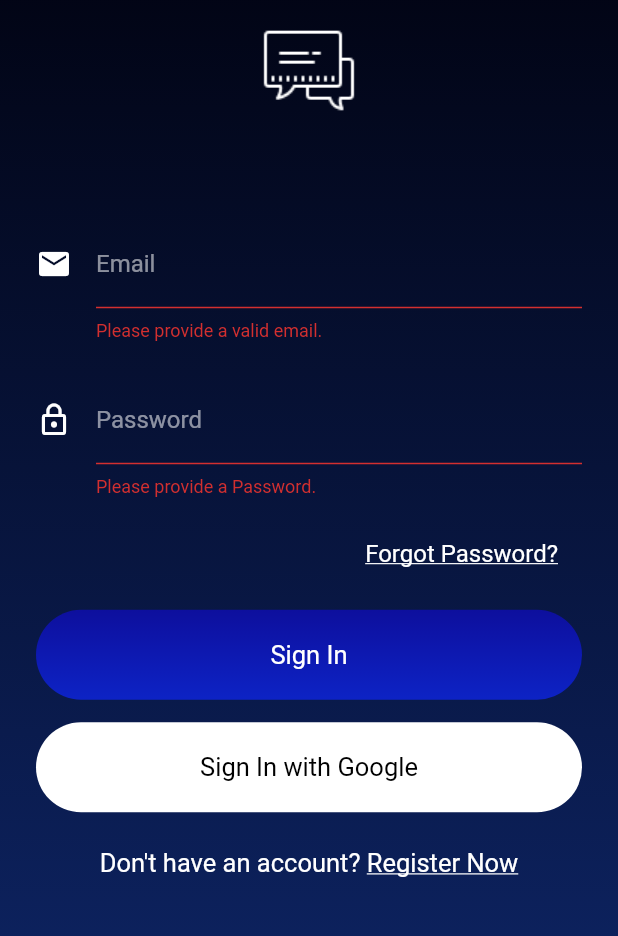
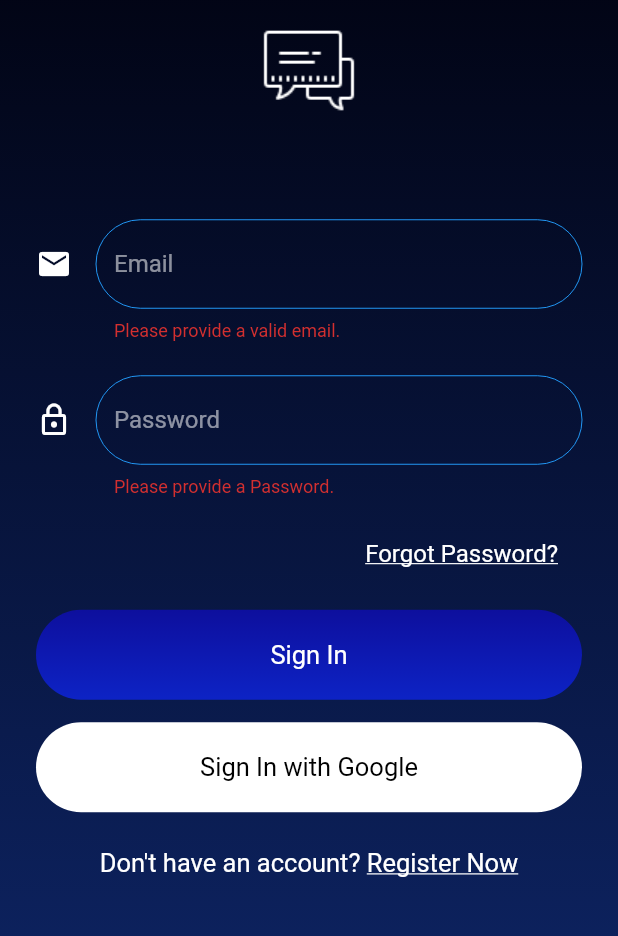
Before and after one commit to mayanktolani19/TalkSpot, a Flutter app: the screen it shows after launch, after a tap on "Sign In", on a phone screen of 412 x 824 dp, the part 240-1176 px from its top. Run offline on Flutter 3.47's test engine with Material 2 defaults, Android fonts, the phone set to English and light mode, and no system bars; our stand-ins replace cloud_firestore, firebase_auth, firebase_core, flutter_keyboard_visibility, fluttertoast, google_sign_in and 1 more; accounts and stored records are empty.

```diff
--- a/lib/helper/constants.dart
+++ /dev/null
@@ -1,3 +0,0 @@
-// class Constants {
-//   static String myName;
-// }
--- a/lib/screens/chat_rooms_screen.dart
+++ b/lib/screens/chat_rooms_screen.dart
@@ -22,6 +22,7 @@ class _ChatRoomState extends State<ChatRoom> {
 
   @override
   void initState() {
+    print("Chat room");
     databaseMethods
         .getChatRooms(Provider.of<UserProvider>(context, listen: false).name)
         .then((val) {
--- a/lib/screens/conversation_screen.dart
+++ b/lib/screens/conversation_screen.dart
@@ -1,6 +1,5 @@
 import 'package:flutter/material.dart';
 import 'package:provider/provider.dart';
-import 'package:talk_spot/helper/constants.dart';
 import 'package:talk_spot/services/database.dart';
 import 'dart:async';
 
--- a/lib/screens/search.dart
+++ b/lib/screens/search.dart
@@ -1,8 +1,6 @@
 import 'package:cloud_firestore/cloud_firestore.dart';
 import 'package:flutter/material.dart';
 import 'package:provider/provider.dart';
-import 'package:talk_spot/helper/constants.dart';
-import 'package:talk_spot/helper/helperfunctions.dart';
 import 'package:talk_spot/services/database.dart';
 import 'package:talk_spot/screens/conversation_screen.dart';
 import 'package:talk_spot/services/user_provider.dart';
--- a/lib/screens/signin.dart
+++ b/lib/screens/signin.dart
@@ -1,13 +1,13 @@
 import 'package:cloud_firestore/cloud_firestore.dart';
 import 'package:flutter/material.dart';
 import 'package:provider/provider.dart';
-import 'package:talk_spot/helper/helperfunctions.dart';
 import 'package:talk_spot/screens/forgot_password.dart';
 import 'package:talk_spot/screens/signup.dart';
 import 'package:talk_spot/services/auth.dart';
 import 'package:talk_spot/services/database.dart';
 import 'package:talk_spot/screens/chat_rooms_screen.dart';
 import 'package:talk_spot/services/user_provider.dart';
+import 'package:talk_spot/widgets/toast.dart';
 import 'package:talk_spot/widgets/widget.dart';
 import 'dart:ui';
 
@@ -26,27 +26,29 @@ class _SignInState extends State<SignIn> {
       new TextEditingController();
   bool isLoading = false;
   QuerySnapshot snapshotUserInfo;
-  signIn() {
+  signIn() async {
     if (formKey.currentState.validate()) {
-      Provider.of<UserProvider>(context, listen: false)
-          .updateEmail(emailTextEditingController.text);
       setState(() {
         isLoading = true;
       });
-      databaseMethods
-          .getUserByUserEmail(emailTextEditingController.text)
-          .then((val) {
-        snapshotUserInfo = val;
-        Provider.of<UserProvider>(context, listen: false)
-            .updateName(snapshotUserInfo.docs[0]["name"]);
-      });
-      authMethods
+      await authMethods
           .signInWithEmailAndPassword(emailTextEditingController.text,
               passwordTextEditingController.text)
-          .then((val) {
+          .then((val) async {
         if (val != null) {
+          await databaseMethods.getCurrentUser().then((val) {
+            Provider.of<UserProvider>(context, listen: false)
+                .updateName(val["name"]);
+            Provider.of<UserProvider>(context, listen: false)
+                .updateEmail(val["email"]);
+          });
           Navigator.pushReplacement(
               context, MaterialPageRoute(builder: (context) => ChatRoom()));
+        } else {
+          setState(() {
+            showToast('Invalid email or password', Colors.red);
+            isLoading = false;
+          });
         }
       });
     }
--- a/lib/screens/splash_screen.dart
+++ b/lib/screens/splash_screen.dart
@@ -1,10 +1,10 @@
 import 'dart:async';
-
 import 'package:firebase_auth/firebase_auth.dart';
 import 'package:flutter/material.dart';
-import 'package:talk_spot/helper/authenticate.dart';
+import 'package:provider/provider.dart';
 import 'package:talk_spot/screens/chat_rooms_screen.dart';
-import 'package:talk_spot/screens/signin.dart';
+import 'package:talk_spot/services/database.dart';
+import 'package:talk_spot/services/user_provider.dart';
 
 class SplashScreen extends StatefulWidget {
   // This widget is the root of your application.
@@ -13,6 +13,7 @@ class SplashScreen extends StatefulWidget {
 }
 
 class _SplashScreenState extends State<SplashScreen> {
+  DatabaseMethods databaseMethods = new DatabaseMethods();
   @override
   void initState() {
     super.initState();
@@ -24,13 +25,19 @@ class _SplashScreenState extends State<SplashScreen> {
       FirebaseAuth auth = FirebaseAuth.instance;
       var val = auth.currentUser;
       if (val != null) {
-        Navigator.push(
+        await databaseMethods.getCurrentUser().then((val) {
+          Provider.of<UserProvider>(context, listen: false)
+              .updateName(val["name"]);
+
+          Provider.of<UserProvider>(context, listen: false)
+              .updateEmail(val["email"]);
+        });
+        Navigator.pushReplacement(
             context,
             MaterialPageRoute(
               builder: (context) => ChatRoom(),
             ));
       } else {
-        print("hi");
         Navigator.of(context).pushReplacementNamed(
           '/signIn',
         );
--- a/lib/widgets/widget.dart
+++ b/lib/widgets/widget.dart
@@ -13,6 +13,12 @@ Widget appBarMain(BuildContext context) {
 InputDecoration textFieldInputDecoration(String hintText, Icon icon) {
   return InputDecoration(
     icon: icon,
+    border: OutlineInputBorder(
+        borderSide: const BorderSide(
+          color: Colors.blue,
+          width: 0.0,
+        ),
+        borderRadius: BorderRadius.all(Radius.circular(35))),
     enabledBorder: OutlineInputBorder(
         borderSide: const BorderSide(
           color: Colors.blue,
@@ -20,6 +26,18 @@ InputDecoration textFieldInputDecoration(String hintText, Icon icon) {
         ),
         borderRadius: BorderRadius.all(Radius.circular(35))),
     focusedBorder: OutlineInputBorder(
+        borderSide: const BorderSide(
+          color: Colors.blue,
+          width: 0.0,
+        ),
+        borderRadius: BorderRadius.all(Radius.circular(35))),
+    errorBorder: OutlineInputBorder(
+        borderSide: const BorderSide(
+          color: Colors.blue,
+          width: 0.0,
+        ),
+        borderRadius: BorderRadius.all(Radius.circular(35))),
+    focusedErrorBorder: OutlineInputBorder(
         borderSide: const BorderSide(
           color: Colors.blue,
           width: 0.0,
```
Also changed, not shown: lib/helper/authenticate.dart (deleted, +0 -26 lines), lib/helper/helperfunctions.dart (deleted, +0 -37 lines), lib/screens/signup.dart (+15 -9 lines), lib/services/auth.dart (+5 -2 lines), lib/services/database.dart (+16 -1 lines).
